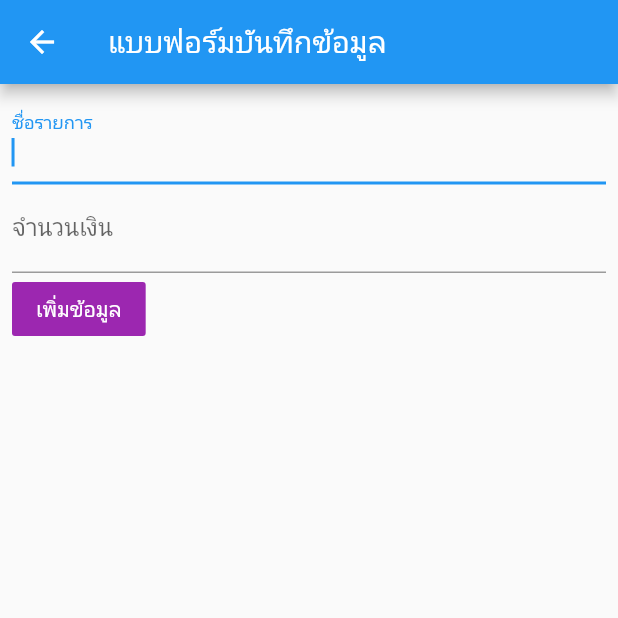
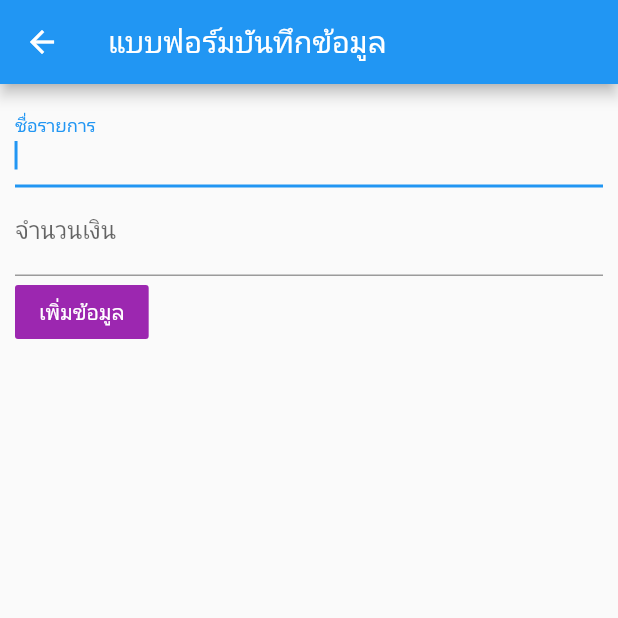
Before and after one commit to Ammarit2545/Lab-5---Database, a Flutter app: the FormScreen screen opened directly, on a phone screen of 412 x 824 dp, the top half of it. Run offline on Flutter 3.47's test engine with Material 2 defaults, Android fonts, the phone set to English and light mode, and no system bars.

```diff
--- a/lib/screens/form_screen.dart
+++ b/lib/screens/form_screen.dart
@@ -11,7 +11,7 @@ class FormScreen extends StatelessWidget {
           title: Text("แบบฟอร์มบันทึกข้อมูล"),
         ),
         body: Padding(
-          padding: const EdgeInsets.all(8.0),
+          padding: const EdgeInsets.all(10.0),
           child: Form(
               child: Column(
             crossAxisAlignment: CrossAxisAlignment.start,
--- a/pubspec.yaml
+++ b/pubspec.yaml
@@ -34,6 +34,7 @@ dependencies:
   # The following adds the Cupertino Icons font to your application.
   # Use with the CupertinoIcons class for iOS style icons.
   cupertino_icons: ^1.0.2
+  provider: ^6.0.3
 
 dev_dependencies:
   flutter_test:
```
Also changed, not shown: lib/models/Transaction.dart (added, +7 -0 lines), lib/providers/transaction_provider.dart (added, +19 -0 lines), pubspec.lock.
